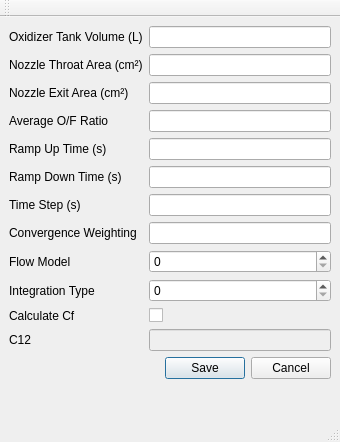
Qt form UI/variables.ui (waterloo-rocketry/OpenThrustPy) before a commit.
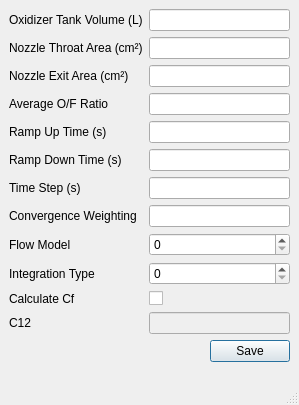
The same form after that commit. Icons and pictures are not drawn.

The edit to the form file:
```diff
--- a/UI/variables.ui
+++ b/UI/variables.ui
@@ -6,8 +6,8 @@
    <rect>
     <x>0</x>
     <y>0</y>
-    <width>340</width>
-    <height>442</height>
+    <width>299</width>
+    <height>405</height>
    </rect>
   </property>
   <property name="windowTitle">
@@ -27,19 +27,47 @@
      </widget>
     </item>
     <item row="0" column="1">
-     <widget class="QLineEdit" name="lineEditOxTank"/>
+     <widget class="QLineEdit" name="lineEditOxTank">
+      <property name="sizePolicy">
+       <sizepolicy hsizetype="MinimumExpanding" vsizetype="Fixed">
+        <horstretch>0</horstretch>
+        <verstretch>0</verstretch>
+       </sizepolicy>
+      </property>
+     </widget>
     </item>
     <item row="3" column="1">
-     <widget class="QLineEdit" name="lineEditOxFuel"/>
+     <widget class="QLineEdit" name="lineEditOxFuel">
+      <property name="sizePolicy">
+       <sizepolicy hsizetype="MinimumExpanding" vsizetype="Fixed">
+        <horstretch>0</horstretch>
+        <verstretch>0</verstretch>
+       </sizepolicy>
+      </property>
+     </widget>
     </item>
     <item row="4" column="1">
      <widget class="QLineEdit" name="lineEditRampUp"/>
     </item>
     <item row="5" column="1">
-     <widget class="QLineEdit" name="lineEditRampDown"/>
+     <widget class="QLineEdit" name="lineEditRampDown">
+      <property name="sizePolicy">
+       <sizepolicy hsizetype="MinimumExpanding" vsizetype="Fixed">
+        <horstretch>0</horstretch>
+        <verstretch>0</verstretch>
+       </sizepolicy>
+      </property>
+     </widget>
     </item>
     <item row="8" column="1">
-     <widget class="QSpinBox" name="spinBoxFlowModel"/>
+     <widget class="QSpinBox" name="spinBoxFlowModel">
+      <property name="sizePolicy">
+       <sizepolicy hsizetype="MinimumExpanding" vsizetype="Fixed">
+        <horstretch>0</horstretch>
+        <verstretch>0</verstretch>
+       </sizepolicy>
+      </property>
+     </widget>
     </item>
     <item row="1" column="0">
      <widget class="QLabel" name="labelThroatA">
@@ -51,7 +79,7 @@
     <item row="12" column="1">
      <widget class="QDialogButtonBox" name="buttonBox">
       <property name="standardButtons">
-       <set>QDialogButtonBox::Cancel|QDialogButtonBox::Save</set>
+       <set>QDialogButtonBox::Save</set>
       </property>
       <property name="centerButtons">
        <bool>false</bool>
@@ -59,7 +87,14 @@
      </widget>
     </item>
     <item row="1" column="1">
-     <widget class="QLineEdit" name="lineEditThroatA"/>
+     <widget class="QLineEdit" name="lineEditThroatA">
+      <property name="sizePolicy">
+       <sizepolicy hsizetype="MinimumExpanding" vsizetype="Fixed">
+        <horstretch>0</horstretch>
+        <verstretch>0</verstretch>
+       </sizepolicy>
+      </property>
+     </widget>
     </item>
     <item row="3" column="0">
      <widget class="QLabel" name="labelOxfuel">
@@ -143,19 +178,53 @@
       <property name="enabled">
        <bool>false</bool>
       </property>
+      <property name="sizePolicy">
+       <sizepolicy hsizetype="MinimumExpanding" vsizetype="Fixed">
+        <horstretch>0</horstretch>
+        <verstretch>0</verstretch>
+       </sizepolicy>
+      </property>
      </widget>
     </item>
     <item row="9" column="1">
-     <widget class="QSpinBox" name="spinBoxIntType"/>
+     <widget class="QSpinBox" name="spinBoxIntType">
+      <property name="sizePolicy">
+       <sizepolicy hsizetype="MinimumExpanding" vsizetype="Fixed">
+        <horstretch>0</horstretch>
+        <verstretch>0</verstretch>
+       </sizepolicy>
+      </property>
+     </widget>
     </item>
     <item row="6" column="1">
-     <widget class="QLineEdit" name="lineEditTimeStep"/>
+     <widget class="QLineEdit" name="lineEditTimeStep">
+      <property name="sizePolicy">
+       <sizepolicy hsizetype="MinimumExpanding" vsizetype="Fixed">
+        <horstretch>0</horstretch>
+        <verstretch>0</verstretch>
+       </sizepolicy>
+      </property>
+     </widget>
     </item>
     <item row="7" column="1">
-     <widget class="QLineEdit" name="lineEditConvWeight"/>
+     <widget class="QLineEdit" name="lineEditConvWeight">
+      <property name="sizePolicy">
+       <sizepolicy hsizetype="MinimumExpanding" vsizetype="Fixed">
+        <horstretch>0</horstretch>
+        <verstretch>0</verstretch>
+       </sizepolicy>
+      </property>
+     </widget>
     </item>
     <item row="2" column="1">
-     <widget class="QLineEdit" name="lineEditExitA"/>
+     <widget class="QLineEdit" name="lineEditExitA">
+      <property name="sizePolicy">
+       <sizepolicy hsizetype="MinimumExpanding" vsizetype="Fixed">
+        <horstretch>0</horstretch>
+        <verstretch>0</verstretch>
+       </sizepolicy>
+      </property>
+     </widget>
     </item>
    </layout>
   </widget>
@@ -170,17 +239,6 @@
    </property>
   </widget>
   <widget class="QStatusBar" name="statusbar"/>
-  <widget class="QToolBar" name="toolBar">
-   <property name="windowTitle">
-    <string>toolBar</string>
-   </property>
-   <attribute name="toolBarArea">
-    <enum>TopToolBarArea</enum>
-   </attribute>
-   <attribute name="toolBarBreak">
-    <bool>false</bool>
-   </attribute>
-  </widget>
  </widget>
  <tabstops>
   <tabstop>lineEditOxTank</tabstop>
```
Left out of the diff: 10 changed lines with no effect on the pictures.
